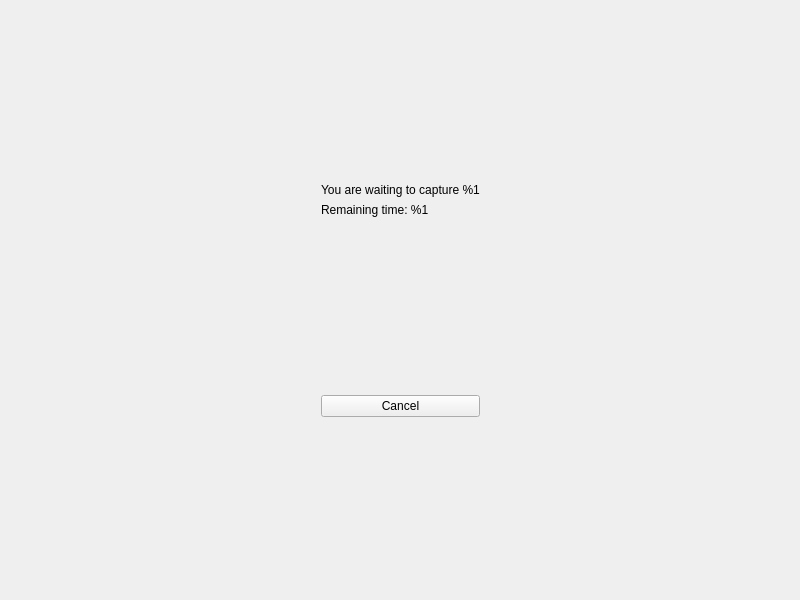
Above: client/base/interface/BaseWindow.ui from alphaonex86/CatchChallenger before the change. Below: the same form after it.
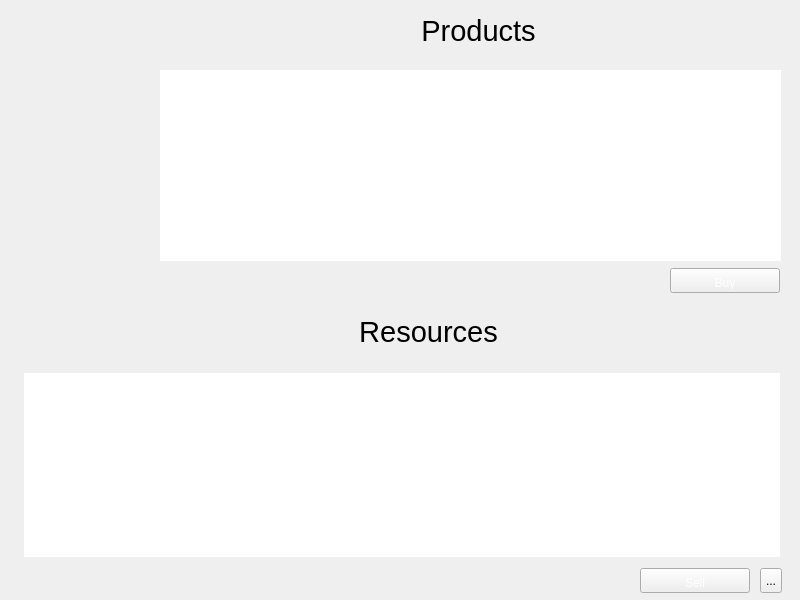
That is the form after the change. Icons and pictures are not drawn.

```diff
--- a/client/base/interface/BaseWindow.ui
+++ b/client/base/interface/BaseWindow.ui
@@ -50,7 +50,7 @@
         <string notr="true">#page_bioscan{background-image: url(:/images/interface/player/background.png);}</string>
        </property>
        <property name="currentIndex">
-        <number>14</number>
+        <number>15</number>
        </property>
        <widget class="QWidget" name="page_init">
         <property name="styleSheet">
@@ -4952,6 +4952,293 @@
          </item>
         </layout>
        </widget>
+       <widget class="QWidget" name="page_factory">
+        <property name="styleSheet">
+         <string notr="true">#page_factory{background-image: url(:/images/inventory/background.png);}
+</string>
+        </property>
+        <layout class="QHBoxLayout" name="horizontalLayout_51">
+         <property name="spacing">
+          <number>0</number>
+         </property>
+         <property name="margin">
+          <number>0</number>
+         </property>
+         <item>
+          <widget class="QFrame" name="factory_layout">
+           <property name="styleSheet">
+            <string notr="true">#factory_layout{background-image: url(:/images/inventory/factory.png);}</string>
+           </property>
+           <widget class="QLabel" name="label_17">
+            <property name="geometry">
+             <rect>
+              <x>250</x>
+              <y>306</y>
+              <width>357</width>
+              <height>51</height>
+             </rect>
+            </property>
+            <property name="minimumSize">
+             <size>
+              <width>357</width>
+              <height>51</height>
+             </size>
+            </property>
+            <property name="maximumSize">
+             <size>
+              <width>357</width>
+              <height>51</height>
+             </size>
+            </property>
+            <property name="font">
+             <font>
+              <pointsize>22</pointsize>
+             </font>
+            </property>
+            <property name="styleSheet">
+             <string notr="true">background-image: url(:/images/inventory/type.png);</string>
+            </property>
+            <property name="text">
+             <string>Resources</string>
+            </property>
+            <property name="alignment">
+             <set>Qt::AlignCenter</set>
+            </property>
+           </widget>
+           <widget class="QLabel" name="label_19">
+            <property name="geometry">
+             <rect>
+              <x>300</x>
+              <y>5</y>
+              <width>357</width>
+              <height>51</height>
+             </rect>
+            </property>
+            <property name="minimumSize">
+             <size>
+              <width>357</width>
+              <height>51</height>
+             </size>
+            </property>
+            <property name="maximumSize">
+             <size>
+              <width>357</width>
+              <height>51</height>
+             </size>
+            </property>
+            <property name="font">
+             <font>
+              <pointsize>22</pointsize>
+             </font>
+            </property>
+            <property name="styleSheet">
+             <string notr="true">background-image: url(:/images/inventory/type.png);</string>
+            </property>
+            <property name="text">
+             <string>Products</string>
+            </property>
+            <property name="alignment">
+             <set>Qt::AlignCenter</set>
+            </property>
+           </widget>
+           <widget class="QPushButton" name="factoryBuy">
+            <property name="geometry">
+             <rect>
+              <x>670</x>
+              <y>268</y>
+              <width>110</width>
+              <height>25</height>
+             </rect>
+            </property>
+            <property name="minimumSize">
+             <size>
+              <width>110</width>
+              <height>25</height>
+             </size>
+            </property>
+            <property name="maximumSize">
+             <size>
+              <width>110</width>
+              <height>25</height>
+             </size>
+            </property>
+            <property name="styleSheet">
+             <string notr="true">QPushButton::hover {
+background-position:left center;
+}
+QPushButton::pressed {
+background-position:left bottom;
+}
+QPushButton { 
+background-image: url(:/images/interface/button-generic.png);
+border-image: url(:/images/empty.png);
+color: rgb(255, 255, 255);
+padding-left:4px;
+padding-right:4px;
+padding-top:8px;
+padding-bottom:3px;
+}</string>
+            </property>
+            <property name="text">
+             <string>Buy</string>
+            </property>
+           </widget>
+           <widget class="QPushButton" name="factorySell">
+            <property name="geometry">
+             <rect>
+              <x>640</x>
+              <y>568</y>
+              <width>110</width>
+              <height>25</height>
+             </rect>
+            </property>
+            <property name="minimumSize">
+             <size>
+              <width>110</width>
+              <height>25</height>
+             </size>
+            </property>
+            <property name="maximumSize">
+             <size>
+              <width>110</width>
+              <height>25</height>
+             </size>
+            </property>
+            <property name="styleSheet">
+             <string notr="true">QPushButton::hover {
+background-position:left center;
+}
+QPushButton::pressed {
+background-position:left bottom;
+}
+QPushButton { 
+background-image: url(:/images/interface/button-generic.png);
+border-image: url(:/images/empty.png);
+color: rgb(255, 255, 255);
+padding-left:4px;
+padding-right:4px;
+padding-top:8px;
+padding-bottom:3px;
+}</string>
+            </property>
+            <property name="text">
+             <string>Sell</string>
+            </property>
+           </widget>
+           <widget class="QToolButton" name="factoryQuit">
+            <property name="geometry">
+             <rect>
+              <x>760</x>
+              <y>568</y>
+              <width>22</width>
+              <height>25</height>
+             </rect>
+            </property>
+            <property name="minimumSize">
+             <size>
+              <width>22</width>
+              <height>25</height>
+             </size>
+            </property>
+            <property name="maximumSize">
+             <size>
+              <width>22</width>
+              <height>25</height>
+             </size>
+            </property>
+            <property name="styleSheet">
+             <string notr="true">QToolButton::hover {
+background-position:left center;
+}
+QToolButton::pressed {
+background-position:left bottom;
+}
+QToolButton { 
+background-image: url(:/images/interface/quit.png);
+border-image: url(:/images/empty.png);
+}</string>
+            </property>
+            <property name="text">
+             <string>...</string>
+            </property>
+           </widget>
+           <widget class="QLabel" name="factoryBotImage">
+            <property name="geometry">
+             <rect>
+              <x>20</x>
+              <y>20</y>
+              <width>80</width>
+              <height>80</height>
+             </rect>
+            </property>
+            <property name="minimumSize">
+             <size>
+              <width>80</width>
+              <height>80</height>
+             </size>
+            </property>
+            <property name="maximumSize">
+             <size>
+              <width>80</width>
+              <height>80</height>
+             </size>
+            </property>
+            <property name="pixmap">
+             <pixmap resource="../resources/client-resources.qrc">:/images/player_default/front.png</pixmap>
+            </property>
+            <property name="alignment">
+             <set>Qt::AlignCenter</set>
+            </property>
+           </widget>
+           <widget class="QListWidget" name="factoryProducts">
+            <property name="geometry">
+             <rect>
+              <x>160</x>
+              <y>70</y>
+              <width>621</width>
+              <height>191</height>
+             </rect>
+            </property>
+            <property name="styleSheet">
+             <string notr="true">background-image: url(:/images/empty.png);</string>
+            </property>
+            <property name="frameShape">
+             <enum>QFrame::NoFrame</enum>
+            </property>
+           </widget>
+           <widget class="QListWidget" name="factoryResources">
+            <property name="geometry">
+             <rect>
+              <x>24</x>
+              <y>373</y>
+              <width>756</width>
+              <height>184</height>
+             </rect>
+            </property>
+            <property name="styleSheet">
+             <string notr="true">background-image: url(:/images/empty.png);</string>
+            </property>
+            <property name="frameShape">
+             <enum>QFrame::NoFrame</enum>
+            </property>
+           </widget>
+           <widget class="QLabel" name="factoryStatus">
+            <property name="geometry">
+             <rect>
+              <x>256</x>
+              <y>275</y>
+              <width>351</width>
+              <height>20</height>
+             </rect>
+            </property>
+            <property name="alignment">
+             <set>Qt::AlignCenter</set>
+            </property>
+           </widget>
+          </widget>
+         </item>
+        </layout>
+       </widget>
       </widget>
      </item>
     </layout>
```
